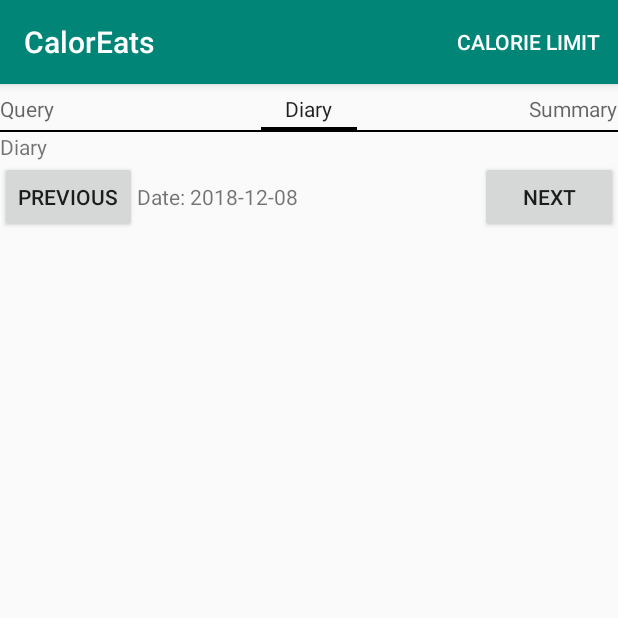
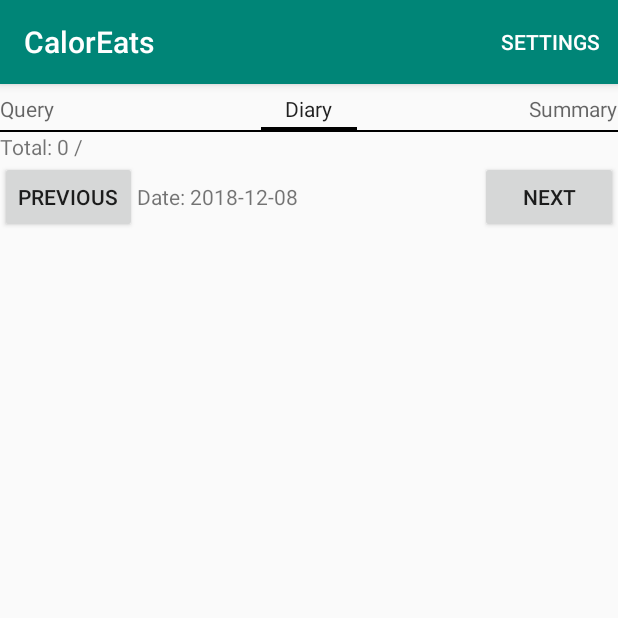
Before and after one commit to laurashub/CalorEats, an Android app: the QueryFragment screen opened directly, with no data from a screen before it, after a tap on "Diary", on a phone screen of 412 x 824 dp, the top half of it. Run offline under Robolectric (Android 15) with nearby library versions, the phone set to English and light mode, and no system bars; our stand-ins replace Firebase (no records; nobody signed in at launch, a user with empty details on screens opened directly); libraries missing offline, so code that uses them is left out: com.firebase.ui; network calls fail.

Commit message:
can set calorie limit, starting to integrate restaurant location but the database is crashing :(

```diff
--- a/CalorEats/app/src/main/java/com/example/rose/caloreats/DiaryFragment.java
+++ b/CalorEats/app/src/main/java/com/example/rose/caloreats/DiaryFragment.java
@@ -48,6 +48,9 @@ public class DiaryFragment extends Fragment {
 
         dates = Firestore.getInstance().getDateArray();
 
+        TextView limit = view.findViewById(R.id.limit);
+        Firestore.getInstance().getCalLimit(null, limit);
+
         switchDate(view);
 
         Button prev = (Button) view.findViewById(R.id.prev);
@@ -70,9 +73,6 @@ public class DiaryFragment extends Fragment {
 
     private void dateNaviClicked(View v3, boolean previous){
 
-        ListView listView = (ListView) v3.findViewById(R.id.foodList);
-        TextView dateView = (TextView) v3.findViewById(R.id.date_text);
-
         if (previous && diaryIndex != 6){
             diaryIndex++;
             switchDate(v3);
@@ -89,9 +89,11 @@ public class DiaryFragment extends Fragment {
         ListView listView = (ListView) v.findViewById(R.id.foodList);
         TextView dateView = (TextView) v.findViewById(R.id.date_text);
 
+        TextView eaten = v.findViewById(R.id.eaten);
+
         dateView.setText("Date: " + dates.get(diaryIndex));
         DiaryAdapter da = new DiaryAdapter(getContext(), new ArrayList<Food>());
-        Firestore.getInstance().getFoods(dates.get(diaryIndex), da, null);
+        Firestore.getInstance().getFoods(dates.get(diaryIndex), da, null, eaten);
         listView.setAdapter(da);
     }
 }
--- a/CalorEats/app/src/main/java/com/example/rose/caloreats/Firestore.java
+++ b/CalorEats/app/src/main/java/com/example/rose/caloreats/Firestore.java
@@ -17,8 +17,12 @@ import com.google.firebase.firestore.FirebaseFirestore;
 import com.google.firebase.firestore.FirebaseFirestoreSettings;
 import com.google.firebase.firestore.QuerySnapshot;
 import com.google.firebase.firestore.QueryDocumentSnapshot;
+import com.google.firebase.firestore.SetOptions;
 import android.support.v4.app.Fragment;
 import android.widget.EditText;
+import android.widget.TextView;
+
+import org.w3c.dom.Text;
 
 import java.util.Collection;
 import java.util.HashMap;
@@ -73,7 +77,7 @@ public class Firestore {
     }
 
 
-    public ArrayList<Food> getFoods(final String date, final DiaryAdapter da, final Graph weekly) {
+    public ArrayList<Food> getFoods(final String date, final DiaryAdapter da, final Graph weekly, final TextView totalTV) {
         FirebaseUser user = FirebaseAuth.getInstance().getCurrentUser();
 
             final ArrayList<Food> dailyFood = new ArrayList<>();
@@ -86,12 +90,13 @@ public class Firestore {
                         @Override
                         public void onComplete(@NonNull Task<QuerySnapshot> task) {
                             if (task.isSuccessful()) {
+                                int total = 0;
                                 for (QueryDocumentSnapshot document : task.getResult()) {
                                     Log.d("QUERY SUCCESS", document.getId() + " => " + document.getData());
                                     Food food = new Food(document.get("name").toString(),
                                             document.get("cals").toString(),
                                             document.get("price").toString());
-
+                                    total += Integer.parseInt(food.getCals());
                                     dailyFood.add(food);
                                 }
 
@@ -103,6 +108,10 @@ public class Firestore {
                                     weekly.updateDiary(date, dailyFood);
                                 }
 
+                                if (totalTV != null){
+                                    totalTV.setText(Integer.toString(total));
+                                }
+
                             } else {
                                 Log.d("QUERY ERROR", "Error getting documents");
                             }
@@ -112,23 +121,6 @@ public class Firestore {
             return dailyFood;
 
     }
-
-    /*
-    public void getDiary(ArrayList<String> dates, UserData userData, Fragment f) {
-
-        ArrayList<ArrayList<Food>> temp = new ArrayList<>();
-
-        long millis = System.currentTimeMillis();
-
-        //construct diary
-        for (int i = 0; i < 7; i++) {
-
-            java.sql.Date date = new java.sql.Date(millis - (i * (24*60*60*1000)) );
-            String dateQuery = date.toString();
-            dates.add(dateQuery);
-            getFoods(dateQuery, userData, i);
-        }
-    }*/
 
     public ArrayList<String> getDateArray(){
 
@@ -147,7 +139,7 @@ public class Firestore {
         return dates;
     }
 
-    public void getCalLimit(EditText cal_limit){
+    public void getCalLimit(final EditText cal_limit, final TextView textView){
         FirebaseUser user = FirebaseAuth.getInstance().getCurrentUser();
 
         DocumentReference docRef = db.collection("users").document(user.getUid());
@@ -157,6 +149,13 @@ public class Firestore {
             public void onSuccess(DocumentSnapshot documentSnapshot) {
                 if (documentSnapshot.exists()){
                     System.out.println("Exists!");
+                    if (cal_limit != null) {
+                        cal_limit.setText(documentSnapshot.get("limit").toString());
+                    }
+
+                    if (textView != null){
+                        textView.setText(documentSnapshot.get("limit").toString());
+                    }
                 } else {
                     System.out.println("does not exist!");
                 }
@@ -169,6 +168,6 @@ public class Firestore {
         FirebaseUser user = FirebaseAuth.getInstance().getCurrentUser();
         Map<String, Integer> map = new HashMap<>();
         map.put("limit", limit);
-        db.collection("users").document(user.getUid()).set(map);
+        db.collection("users").document(user.getUid()).set(map, SetOptions.merge());
     }
 }
--- a/CalorEats/app/src/main/java/com/example/rose/caloreats/MainActivity.java
+++ b/CalorEats/app/src/main/java/com/example/rose/caloreats/MainActivity.java
@@ -1,5 +1,6 @@
 package com.example.rose.caloreats;
 
+import android.database.sqlite.SQLiteDatabase;
 import android.support.v7.app.AppCompatActivity;
 import android.os.Bundle;
 import android.view.Menu;
--- a/CalorEats/app/src/main/java/com/example/rose/caloreats/SummaryFragment.java
+++ b/CalorEats/app/src/main/java/com/example/rose/caloreats/SummaryFragment.java
@@ -9,6 +9,7 @@ import android.view.View;
 import android.view.ViewGroup;
 
 import java.util.ArrayList;
+import android.widget.TextView;
 
 public class SummaryFragment extends Fragment {
     // Store instance variables
@@ -37,10 +38,19 @@ public class SummaryFragment extends Fragment {
     public View onCreateView(LayoutInflater inflater, ViewGroup container,
                              Bundle savedInstanceState) {
         final View view = inflater.inflate(R.layout.weekly_summary, container, false);
+
+        TextView eaten = view.findViewById(R.id.eaten);
+        TextView limit = view.findViewById(R.id.limit);
+
+        Firestore.getInstance().getCalLimit(null, limit);
+
         Graph weekly = view.findViewById(R.id.weekly_cal);
         ArrayList<String> dates = Firestore.getInstance().getDateArray();
+
+        Firestore.getInstance().getFoods(dates.get(0), null, null, eaten);
+
         for (String date : dates) {
-            Firestore.getInstance().getFoods(date, null, weekly);
+            Firestore.getInstance().getFoods(date, null, weekly, null);
         }
 
         return view;
--- a/CalorEats/app/src/main/res/layout/food_diary.xml
+++ b/CalorEats/app/src/main/res/layout/food_diary.xml
@@ -5,19 +5,41 @@
     android:layout_width="match_parent"
     android:layout_height="match_parent">
 
-    <TextView
-        android:id="@+id/title"
+    <LinearLayout
+        android:id="@+id/summary"
         android:layout_width="match_parent"
         android:layout_height="wrap_content"
-        android:text="Diary"
+        android:orientation="horizontal">
+
+        <TextView
+            android:id="@+id/label"
+            android:text="Total: "
+            android:layout_width="wrap_content"
+            android:layout_height="wrap_content" />
+
+        <TextView
+            android:id="@+id/eaten"
+            android:layout_width="wrap_content"
+            android:layout_height="wrap_content" />
+
+        <TextView
+            android:text=" / "
+            android:layout_width="wrap_content"
+            android:layout_height="wrap_content" />
+
+        <TextView
+            android:id="@+id/limit"
+            android:layout_width="match_parent"
+            android:layout_height="wrap_content"
             />
+    </LinearLayout>
 
     <LinearLayout
         android:id="@+id/date_navigation"
         android:layout_width="match_parent"
         android:layout_height="wrap_content"
         android:orientation="horizontal"
-        app:layout_constraintTop_toBottomOf="@+id/title">
+        app:layout_constraintTop_toBottomOf="@+id/summary">
 
         <Button
             android:id="@+id/prev"
--- a/CalorEats/app/src/main/res/layout/search_layout.xml
+++ b/CalorEats/app/src/main/res/layout/search_layout.xml
@@ -32,11 +32,13 @@
             android:id="@+id/calorie_limit">
         </EditText>
 
-        <Spinner
+        <EditText
             android:layout_width="match_parent"
             android:layout_height="wrap_content"
+            android:inputType="numberDecimal"
+            android:hint="Price"
             android:id="@+id/price">
-        </Spinner>
+        </EditText>
 
         <Button
             android:layout_width="wrap_content"
--- a/CalorEats/app/src/main/res/menu/user_menu.xml
+++ b/CalorEats/app/src/main/res/menu/user_menu.xml
@@ -3,7 +3,7 @@
     xmlns:tools="http://schemas.android.com/tools"
     tools:context="cs371m.witchel.fclistrecyclerview.MainActivity">
     <item
-        android:title="Calorie Limit"
+        android:title="Settings"
         android:id="@+id/calorie_limit"
         android:orderInCategory="100"
         app:showAsAction="always" />
```
Also changed, not shown: CalorEats/app/src/main/java/com/example/rose/caloreats/DatabaseAdapter.java (+48 -3 lines), CalorEats/app/src/main/java/com/example/rose/caloreats/NewFood.java (+77 -8 lines), CalorEats/app/src/main/java/com/example/rose/caloreats/QueryFragment.java (+8 -1 lines), CalorEats/app/src/main/java/com/example/rose/caloreats/Restaurant.java (added, +13 -0 lines), CalorEats/app/src/main/java/com/example/rose/caloreats/Settings.java (+9 -1 lines), CalorEats/app/src/main/res/layout/food_item.xml (+10 -1 lines), CalorEats/app/src/main/res/layout/new_food.xml (+27 -0 lines), CalorEats/app/src/main/res/layout/user_settings.xml (+9 -0 lines), CalorEats/app/src/main/res/layout/weekly_summary.xml (+26 -4 lines), 1 other file.
